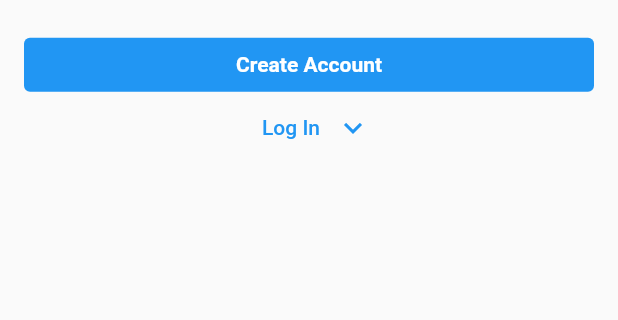
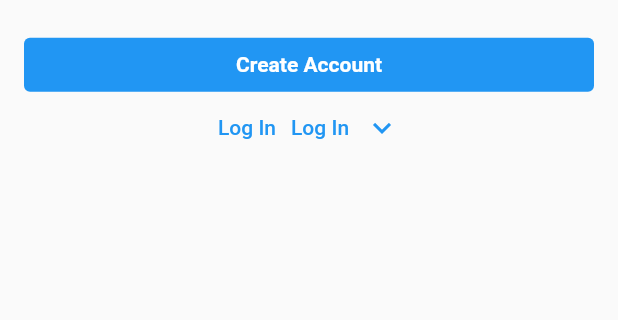
Before and after one commit to Hasan082/TalkBurst-Social, a Flutter app: the screen it shows after launch, on a phone screen of 412 x 824 dp, the part 596-916 px from its top. Run offline on Flutter 3.47's test engine with Material 2 defaults, Android fonts, the phone set to English and light mode, and no system bars; our stand-ins replace device_preview, get, package_info_plus.

Commit message:
Welcome screen fixed

```diff
--- a/lib/views/auth/welcome.dart
+++ b/lib/views/auth/welcome.dart
@@ -37,6 +37,7 @@ class WelcomeScreen extends StatelessWidget {
                 child: const Row(
                   mainAxisAlignment: MainAxisAlignment.center,
                   children: [
+                    Text('Log In'),
                     SizedBox(
                       width: 10,
                     ),
```
